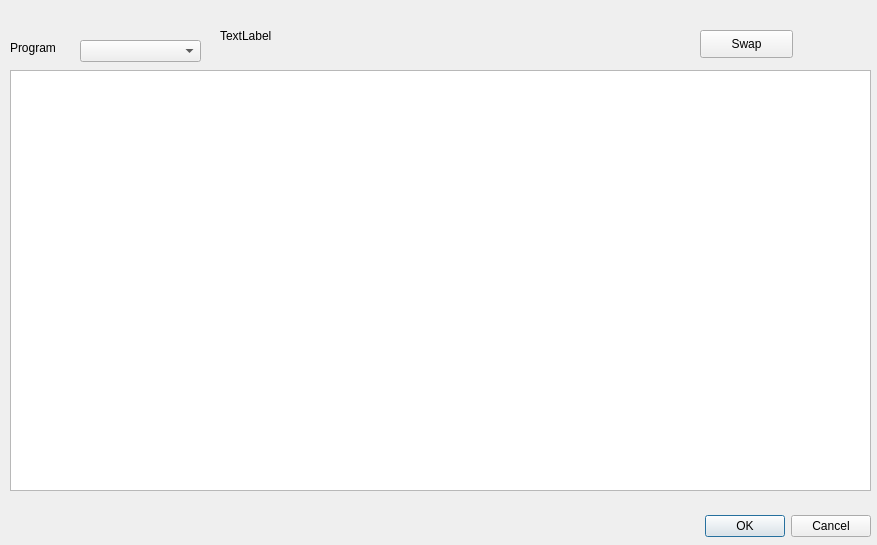
First picture: the form in ArcApp/editrooms.ui, repository Arc-Project/Arc, before the edit.
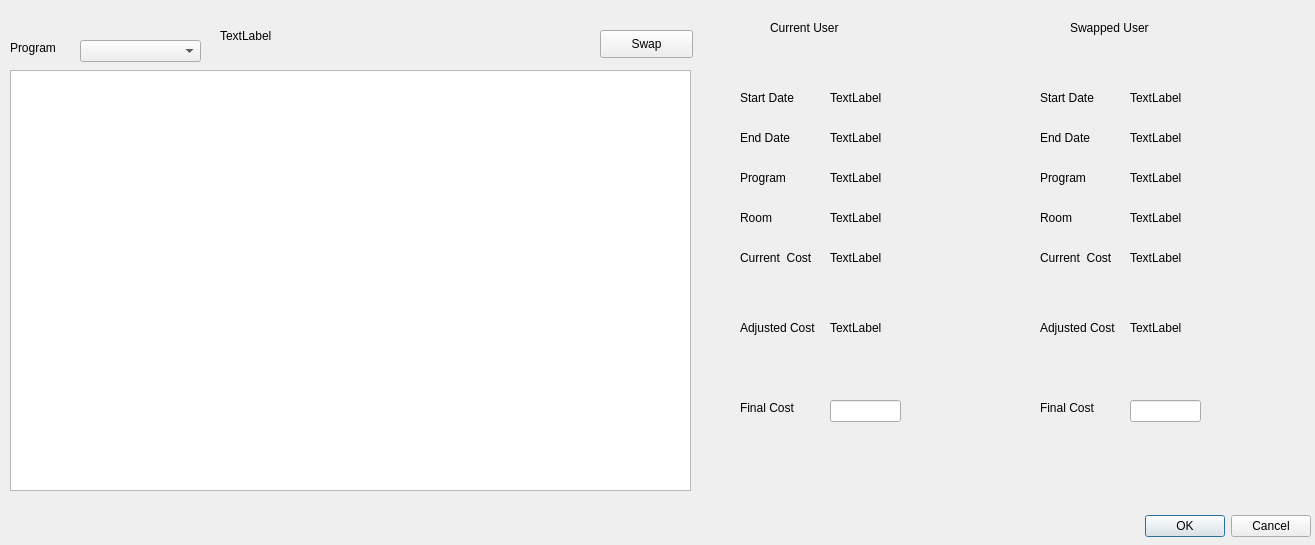
Second picture: the form after the edit.

The edit to the form file:
```diff
--- a/ArcApp/editrooms.ui
+++ b/ArcApp/editrooms.ui
@@ -6,7 +6,7 @@
    <rect>
     <x>0</x>
     <y>0</y>
-    <width>877</width>
+    <width>1315</width>
     <height>545</height>
    </rect>
   </property>
@@ -16,7 +16,7 @@
   <widget class="QDialogButtonBox" name="buttonBox">
    <property name="geometry">
     <rect>
-     <x>410</x>
+     <x>850</x>
      <y>510</y>
      <width>461</width>
      <height>32</height>
@@ -34,7 +34,7 @@
     <rect>
      <x>10</x>
      <y>70</y>
-     <width>861</width>
+     <width>681</width>
      <height>421</height>
     </rect>
    </property>
@@ -65,7 +65,7 @@
   <widget class="QPushButton" name="editSwap">
    <property name="geometry">
     <rect>
-     <x>700</x>
+     <x>600</x>
      <y>30</y>
      <width>93</width>
      <height>28</height>
@@ -80,7 +80,7 @@
     <rect>
      <x>220</x>
      <y>10</y>
-     <width>431</width>
+     <width>371</width>
      <height>51</height>
     </rect>
    </property>
@@ -88,6 +88,416 @@
     <string>TextLabel</string>
    </property>
   </widget>
+  <widget class="QLabel" name="label_2">
+   <property name="geometry">
+    <rect>
+     <x>770</x>
+     <y>20</y>
+     <width>91</width>
+     <height>16</height>
+    </rect>
+   </property>
+   <property name="text">
+    <string>Current User</string>
+   </property>
+  </widget>
+  <widget class="QLabel" name="label_3">
+   <property name="geometry">
+    <rect>
+     <x>1070</x>
+     <y>20</y>
+     <width>91</width>
+     <height>16</height>
+    </rect>
+   </property>
+   <property name="text">
+    <string>Swapped User</string>
+   </property>
+  </widget>
+  <widget class="QLabel" name="currentUse">
+   <property name="geometry">
+    <rect>
+     <x>770</x>
+     <y>40</y>
+     <width>131</width>
+     <height>16</height>
+    </rect>
+   </property>
+   <property name="text">
+    <string/>
+   </property>
+  </widget>
+  <widget class="QLabel" name="swapUser">
+   <property name="geometry">
+    <rect>
+     <x>1070</x>
+     <y>40</y>
+     <width>141</width>
+     <height>16</height>
+    </rect>
+   </property>
+   <property name="text">
+    <string/>
+   </property>
+  </widget>
+  <widget class="QLabel" name="label_4">
+   <property name="geometry">
+    <rect>
+     <x>740</x>
+     <y>90</y>
+     <width>71</width>
+     <height>16</height>
+    </rect>
+   </property>
+   <property name="text">
+    <string>Start Date</string>
+   </property>
+  </widget>
+  <widget class="QLabel" name="label_5">
+   <property name="geometry">
+    <rect>
+     <x>740</x>
+     <y>130</y>
+     <width>55</width>
+     <height>16</height>
+    </rect>
+   </property>
+   <property name="text">
+    <string>End Date</string>
+   </property>
+  </widget>
+  <widget class="QLabel" name="label_6">
+   <property name="geometry">
+    <rect>
+     <x>740</x>
+     <y>170</y>
+     <width>55</width>
+     <height>16</height>
+    </rect>
+   </property>
+   <property name="text">
+    <string>Program</string>
+   </property>
+  </widget>
+  <widget class="QLabel" name="label_7">
+   <property name="geometry">
+    <rect>
+     <x>740</x>
+     <y>210</y>
+     <width>55</width>
+     <height>16</height>
+    </rect>
+   </property>
+   <property name="text">
+    <string>Room</string>
+   </property>
+  </widget>
+  <widget class="QLabel" name="label_8">
+   <property name="geometry">
+    <rect>
+     <x>740</x>
+     <y>250</y>
+     <width>91</width>
+     <height>16</height>
+    </rect>
+   </property>
+   <property name="text">
+    <string>Current  Cost</string>
+   </property>
+  </widget>
+  <widget class="QLabel" name="label_9">
+   <property name="geometry">
+    <rect>
+     <x>1040</x>
+     <y>130</y>
+     <width>55</width>
+     <height>16</height>
+    </rect>
+   </property>
+   <property name="text">
+    <string>End Date</string>
+   </property>
+  </widget>
+  <widget class="QLabel" name="label_10">
+   <property name="geometry">
+    <rect>
+     <x>1040</x>
+     <y>170</y>
+     <width>55</width>
+     <height>16</height>
+    </rect>
+   </property>
+   <property name="text">
+    <string>Program</string>
+   </property>
+  </widget>
+  <widget class="QLabel" name="label_11">
+   <property name="geometry">
+    <rect>
+     <x>1040</x>
+     <y>210</y>
+     <width>55</width>
+     <height>16</height>
+    </rect>
+   </property>
+   <property name="text">
+    <string>Room</string>
+   </property>
+  </widget>
+  <widget class="QLabel" name="label_12">
+   <property name="geometry">
+    <rect>
+     <x>1040</x>
+     <y>90</y>
+     <width>71</width>
+     <height>16</height>
+    </rect>
+   </property>
+   <property name="text">
+    <string>Start Date</string>
+   </property>
+  </widget>
+  <widget class="QLabel" name="curStart">
+   <property name="geometry">
+    <rect>
+     <x>830</x>
+     <y>90</y>
+     <width>121</width>
+     <height>16</height>
+    </rect>
+   </property>
+   <property name="text">
+    <string>TextLabel</string>
+   </property>
+  </widget>
+  <widget class="QLabel" name="curEnd">
+   <property name="geometry">
+    <rect>
+     <x>830</x>
+     <y>130</y>
+     <width>121</width>
+     <height>16</height>
+    </rect>
+   </property>
+   <property name="text">
+    <string>TextLabel</string>
+   </property>
+  </widget>
+  <widget class="QLabel" name="curProgram">
+   <property name="geometry">
+    <rect>
+     <x>830</x>
+     <y>170</y>
+     <width>121</width>
+     <height>16</height>
+    </rect>
+   </property>
+   <property name="text">
+    <string>TextLabel</string>
+   </property>
+  </widget>
+  <widget class="QLabel" name="curRoom">
+   <property name="geometry">
+    <rect>
+     <x>830</x>
+     <y>210</y>
+     <width>121</width>
+     <height>16</height>
+    </rect>
+   </property>
+   <property name="text">
+    <string>TextLabel</string>
+   </property>
+  </widget>
+  <widget class="QLabel" name="swapStart">
+   <property name="geometry">
+    <rect>
+     <x>1130</x>
+     <y>90</y>
+     <width>101</width>
+     <height>16</height>
+    </rect>
+   </property>
+   <property name="text">
+    <string>TextLabel</string>
+   </property>
+  </widget>
+  <widget class="QLabel" name="swapEnd">
+   <property name="geometry">
+    <rect>
+     <x>1130</x>
+     <y>130</y>
+     <width>101</width>
+     <height>16</height>
+    </rect>
+   </property>
+   <property name="text">
+    <string>TextLabel</string>
+   </property>
+  </widget>
+  <widget class="QLabel" name="swapProgram">
+   <property name="geometry">
+    <rect>
+     <x>1130</x>
+     <y>170</y>
+     <width>91</width>
+     <height>16</height>
+    </rect>
+   </property>
+   <property name="text">
+    <string>TextLabel</string>
+   </property>
+  </widget>
+  <widget class="QLabel" name="swapRoom">
+   <property name="geometry">
+    <rect>
+     <x>1130</x>
+     <y>210</y>
+     <width>91</width>
+     <height>16</height>
+    </rect>
+   </property>
+   <property name="text">
+    <string>TextLabel</string>
+   </property>
+  </widget>
+  <widget class="QLabel" name="curCost">
+   <property name="geometry">
+    <rect>
+     <x>830</x>
+     <y>250</y>
+     <width>111</width>
+     <height>16</height>
+    </rect>
+   </property>
+   <property name="text">
+    <string>TextLabel</string>
+   </property>
+  </widget>
+  <widget class="QLabel" name="label_15">
+   <property name="geometry">
+    <rect>
+     <x>1040</x>
+     <y>250</y>
+     <width>91</width>
+     <height>16</height>
+    </rect>
+   </property>
+   <property name="text">
+    <string>Current  Cost</string>
+   </property>
+  </widget>
+  <widget class="QLabel" name="swapCost">
+   <property name="geometry">
+    <rect>
+     <x>1130</x>
+     <y>250</y>
+     <width>91</width>
+     <height>16</height>
+    </rect>
+   </property>
+   <property name="text">
+    <string>TextLabel</string>
+   </property>
+  </widget>
+  <widget class="QLabel" name="label_13">
+   <property name="geometry">
+    <rect>
+     <x>740</x>
+     <y>320</y>
+     <width>81</width>
+     <height>16</height>
+    </rect>
+   </property>
+   <property name="text">
+    <string>Adjusted Cost</string>
+   </property>
+  </widget>
+  <widget class="QLabel" name="label_14">
+   <property name="geometry">
+    <rect>
+     <x>1040</x>
+     <y>320</y>
+     <width>81</width>
+     <height>16</height>
+    </rect>
+   </property>
+   <property name="text">
+    <string>Adjusted Cost</string>
+   </property>
+  </widget>
+  <widget class="QLabel" name="curAdjust">
+   <property name="geometry">
+    <rect>
+     <x>830</x>
+     <y>320</y>
+     <width>121</width>
+     <height>16</height>
+    </rect>
+   </property>
+   <property name="text">
+    <string>TextLabel</string>
+   </property>
+  </widget>
+  <widget class="QLabel" name="swapAdjust">
+   <property name="geometry">
+    <rect>
+     <x>1130</x>
+     <y>320</y>
+     <width>101</width>
+     <height>16</height>
+    </rect>
+   </property>
+   <property name="text">
+    <string>TextLabel</string>
+   </property>
+  </widget>
+  <widget class="QLabel" name="label_16">
+   <property name="geometry">
+    <rect>
+     <x>740</x>
+     <y>400</y>
+     <width>71</width>
+     <height>16</height>
+    </rect>
+   </property>
+   <property name="text">
+    <string>Final Cost</string>
+   </property>
+  </widget>
+  <widget class="QLabel" name="label_17">
+   <property name="geometry">
+    <rect>
+     <x>1040</x>
+     <y>400</y>
+     <width>71</width>
+     <height>16</height>
+    </rect>
+   </property>
+   <property name="text">
+    <string>Final Cost</string>
+   </property>
+  </widget>
+  <widget class="QLineEdit" name="curFinal">
+   <property name="geometry">
+    <rect>
+     <x>830</x>
+     <y>400</y>
+     <width>71</width>
+     <height>22</height>
+    </rect>
+   </property>
+  </widget>
+  <widget class="QLineEdit" name="swapFinal">
+   <property name="geometry">
+    <rect>
+     <x>1130</x>
+     <y>400</y>
+     <width>71</width>
+     <height>22</height>
+    </rect>
+   </property>
+  </widget>
  </widget>
  <resources/>
  <connections>
```
